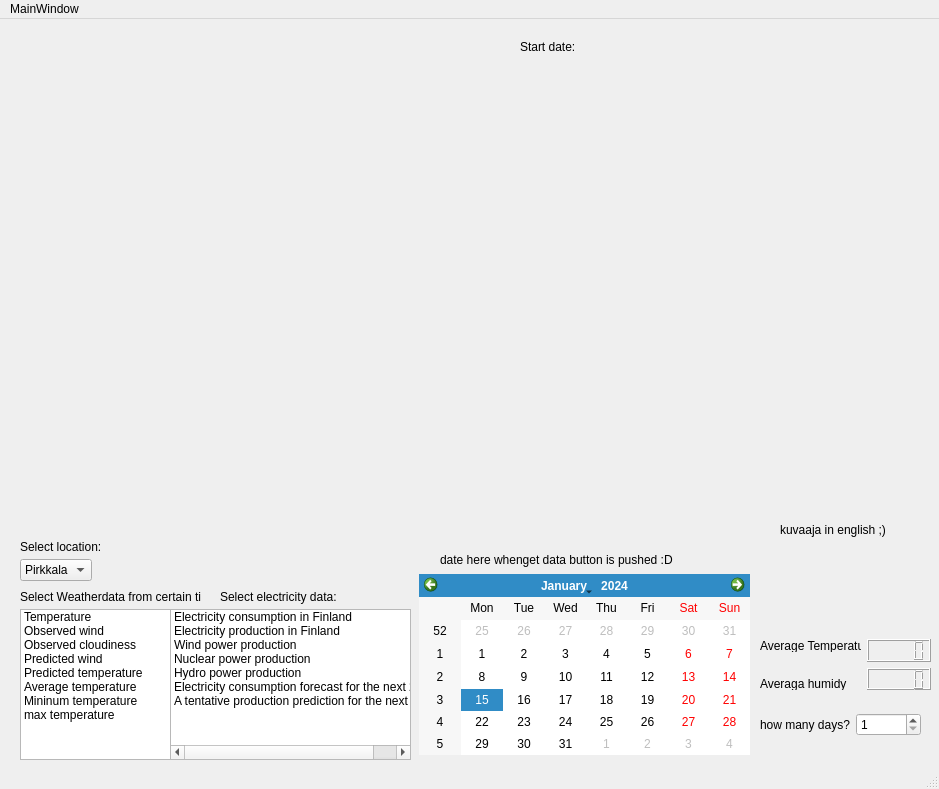
Teemumokkonen/comp-se-110-software-design, file weather_power_app/mainwindow.ui: the form before one commit.
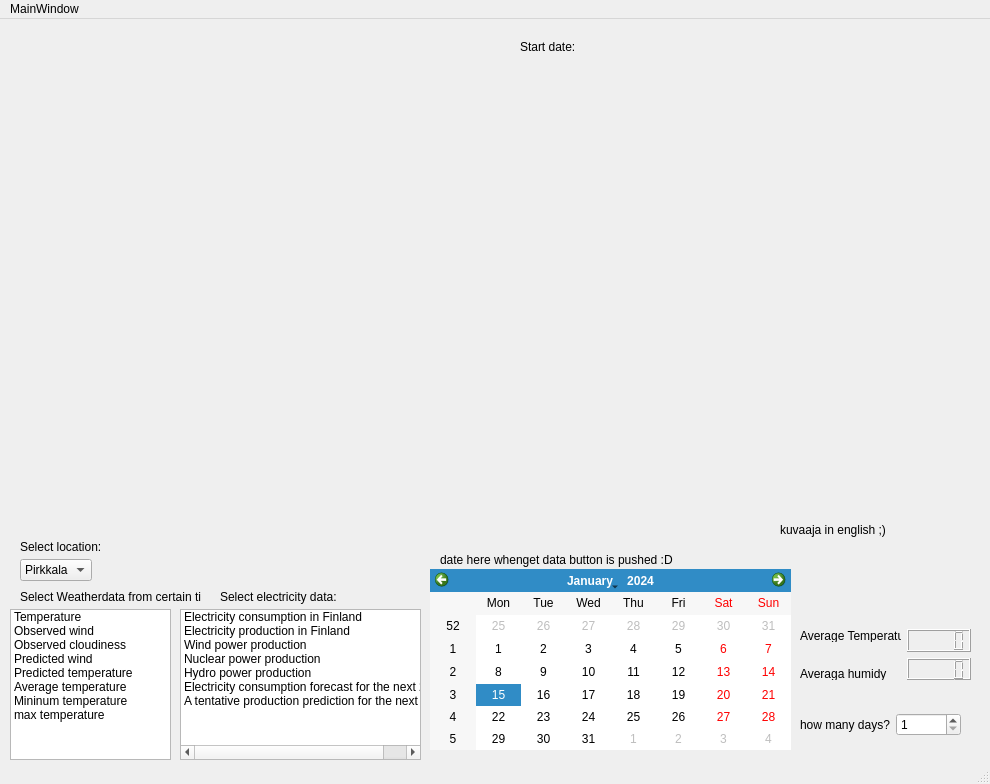
The form after the commit.

Commit message: change: Gui layout even more

Diff of the .ui file:
```diff
--- a/weather_power_app/mainwindow.ui
+++ b/weather_power_app/mainwindow.ui
@@ -9,8 +9,8 @@
    <rect>
     <x>0</x>
     <y>0</y>
-    <width>939</width>
-    <height>789</height>
+    <width>990</width>
+    <height>784</height>
    </rect>
   </property>
   <property name="sizePolicy">
@@ -29,8 +29,8 @@
    <widget class="QWidget" name="horizontalLayoutWidget_2">
     <property name="geometry">
      <rect>
-      <x>760</x>
-      <y>620</y>
+      <x>800</x>
+      <y>610</y>
       <width>171</width>
       <height>51</height>
      </rect>
@@ -102,7 +102,7 @@
    <widget class="QWidget" name="horizontalLayoutWidget">
     <property name="geometry">
      <rect>
-      <x>760</x>
+      <x>800</x>
       <y>680</y>
       <width>161</width>
       <height>51</height>
@@ -144,7 +144,7 @@
    <widget class="QListWidget" name="listWidget">
     <property name="geometry">
      <rect>
-      <x>170</x>
+      <x>180</x>
       <y>590</y>
       <width>241</width>
       <height>151</height>
@@ -222,7 +222,7 @@
      <rect>
       <x>20</x>
       <y>40</y>
-      <width>891</width>
+      <width>941</width>
       <height>451</height>
      </rect>
     </property>
@@ -231,9 +231,9 @@
    <widget class="QListWidget" name="listWidget_2">
     <property name="geometry">
      <rect>
-      <x>20</x>
+      <x>10</x>
       <y>590</y>
-      <width>151</width>
+      <width>161</width>
       <height>151</height>
      </rect>
     </property>
@@ -384,9 +384,9 @@
    <widget class="QCalendarWidget" name="calender">
     <property name="geometry">
      <rect>
-      <x>419</x>
-      <y>555</y>
-      <width>331</width>
+      <x>430</x>
+      <y>550</y>
+      <width>361</width>
       <height>181</height>
      </rect>
     </property>
@@ -403,7 +403,7 @@
     <rect>
      <x>0</x>
      <y>0</y>
-     <width>939</width>
+     <width>990</width>
      <height>20</height>
     </rect>
    </property>
```
The commit also changes 1 other file.
